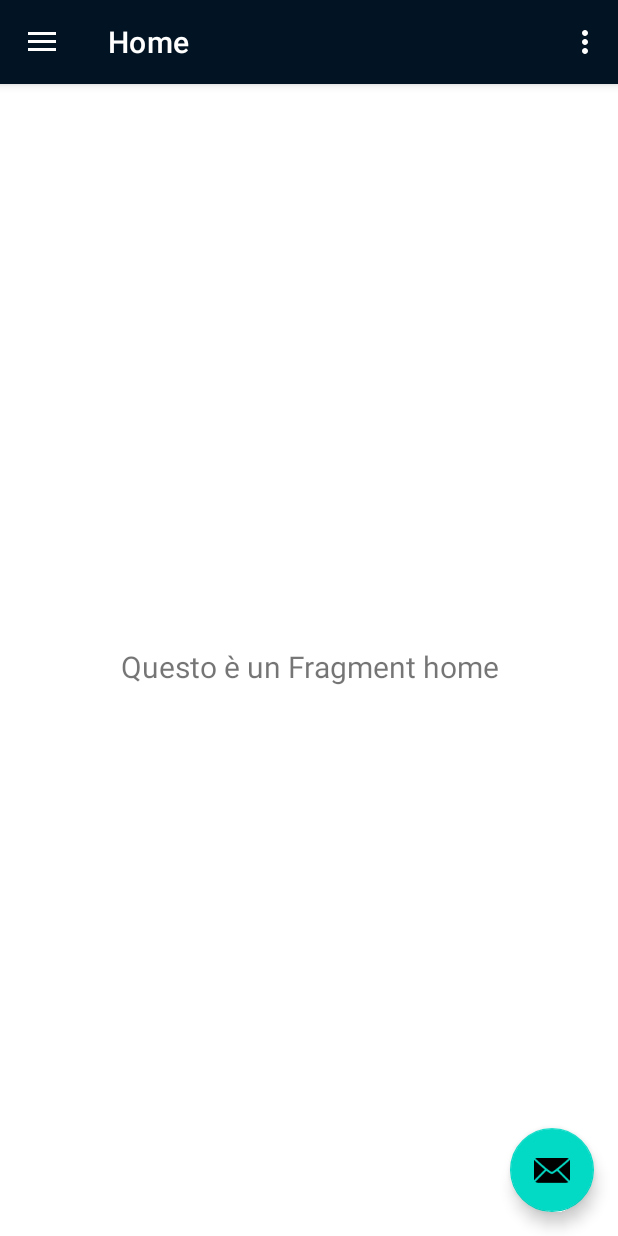
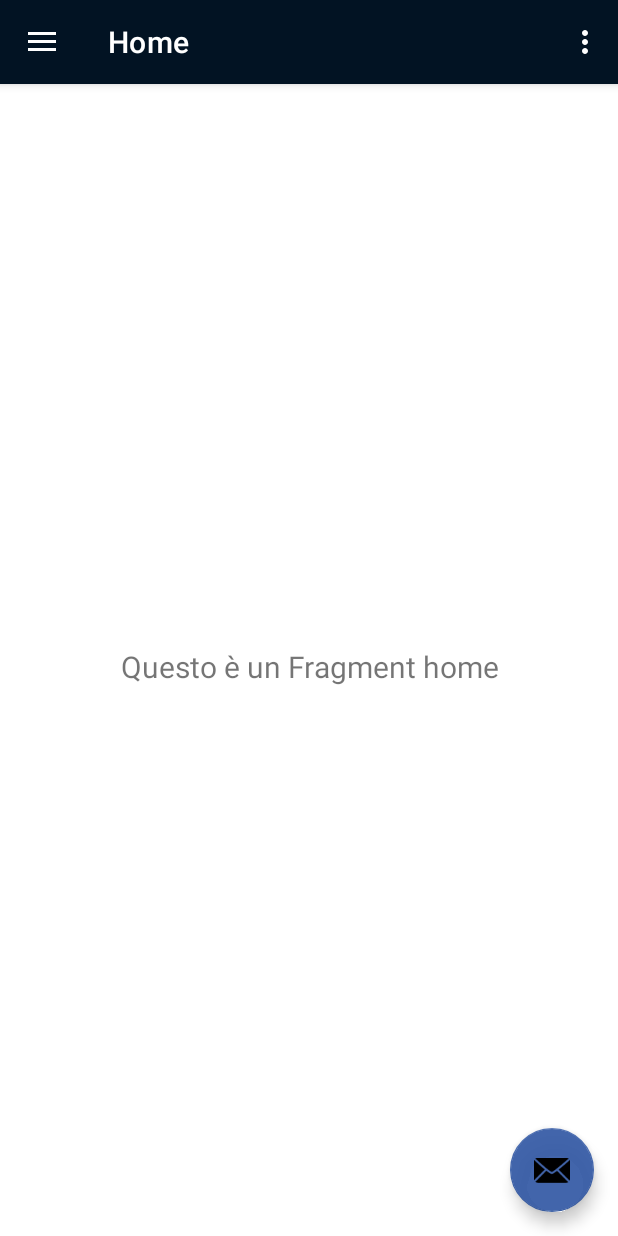
Before and after one commit to SimoCasa/MyVideoteca, an Android app: the screen it shows after launch (MainActivity), on a phone screen of 412 x 824 dp. Run offline under Robolectric (Android 15) with nearby library versions, the phone set to English and light mode, and no system bars; our stand-ins replace navigation-ui.

Commit message:
Aggiornamento ai temi

```diff
--- a/app/src/main/res/layout/app_bar_main.xml
+++ b/app/src/main/res/layout/app_bar_main.xml
@@ -15,7 +15,7 @@
             android:id="@+id/toolbar"
             android:layout_width="match_parent"
             android:layout_height="?attr/actionBarSize"
-            android:background="#021323"
+            android:background="@color/my_primary"
             app:popupTheme="@style/Theme.MyVideoteca.PopupOverlay" />
 
     </com.google.android.material.appbar.AppBarLayout>
--- a/app/src/main/res/values-night/themes.xml
+++ b/app/src/main/res/values-night/themes.xml
@@ -1,6 +1,6 @@
 <resources xmlns:tools="http://schemas.android.com/tools">
     <!-- Base application theme. -->
-    <style name="Theme.MyVideoteca" parent="Theme.MaterialComponents.DayNight.DarkActionBar">
+    <style name="Theme.MyVideoteca" parent="Theme.MaterialComponents.DayNight.NoActionBar">
         <!-- Primary brand color. -->
         <item name="colorPrimary">@color/blue_200</item>
         <item name="colorPrimaryVariant">@color/blue_700</item>
@@ -10,7 +10,7 @@
         <item name="colorSecondaryVariant">@color/teal_200</item>
         <item name="colorOnSecondary">@color/black</item>
         <!-- Status bar color. -->
-        <item name="android:statusBarColor">?attr/colorPrimaryVariant</item>
+        <item name="android:statusBarColor">@color/my_primary</item>
         <!-- Customize your theme here. -->
     </style>
 </resources>
--- a/app/src/main/res/values/colors.xml
+++ b/app/src/main/res/values/colors.xml
@@ -7,4 +7,7 @@
     <color name="teal_700">#FF018786</color>
     <color name="black">#FF000000</color>
     <color name="white">#FFFFFFFF</color>
+
+    <color name="my_primary">#021323</color>
+    <color name="my_secondary">#EE355BA6</color>
 </resources>
--- a/app/src/main/res/values/themes.xml
+++ b/app/src/main/res/values/themes.xml
@@ -1,16 +1,16 @@
 <resources xmlns:tools="http://schemas.android.com/tools">
     <!-- Base application theme. -->
-    <style name="Theme.MyVideoteca" parent="Theme.MaterialComponents.DayNight.DarkActionBar">
+    <style name="Theme.MyVideoteca" parent="Theme.MaterialComponents.DayNight.NoActionBar">
         <!-- Primary brand color. -->
-        <item name="colorPrimary">@color/blue_500</item>
-        <item name="colorPrimaryVariant">@color/blue_700</item>
+        <item name="colorPrimary">@color/my_primary</item>
+        <item name="colorPrimaryVariant">@color/my_primary</item>
         <item name="colorOnPrimary">@color/white</item>
         <!-- Secondary brand color. -->
-        <item name="colorSecondary">@color/teal_200</item>
-        <item name="colorSecondaryVariant">@color/teal_700</item>
+        <item name="colorSecondary">@color/my_secondary</item>
+        <item name="colorSecondaryVariant">@color/my_secondary</item>
         <item name="colorOnSecondary">@color/black</item>
         <!-- Status bar color. -->
-        <item name="android:statusBarColor">?attr/colorPrimaryVariant</item>
+        <item name="android:statusBarColor">@color/my_primary</item>
         <!-- Customize your theme here. -->
     </style>
 
```
Also changed, not shown: app/src/main/res/drawable/icon_user.png.
